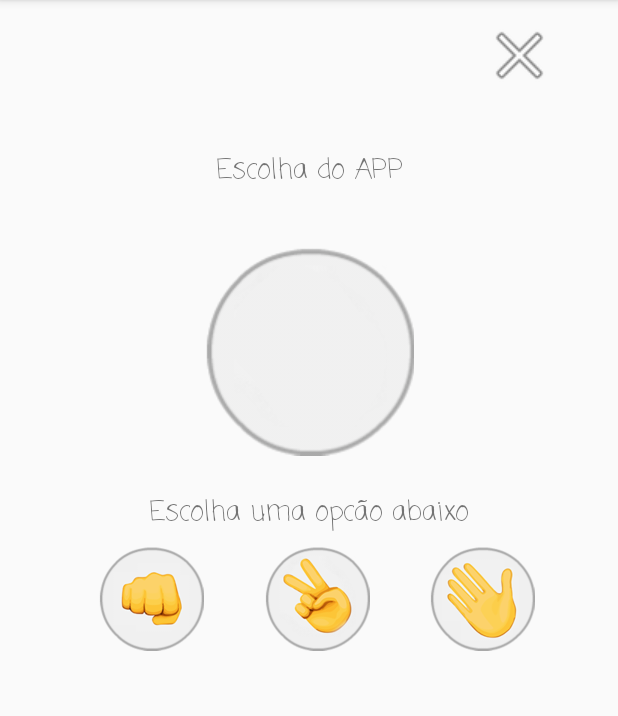
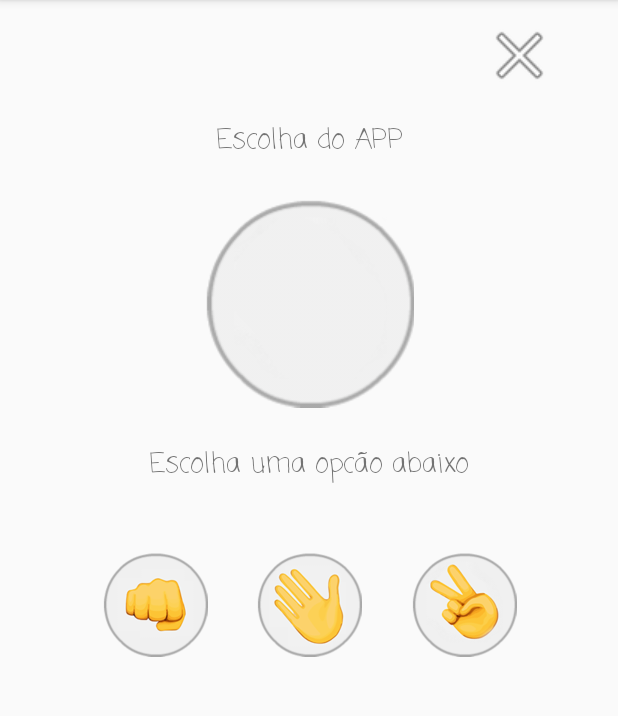
Before and after one commit to pedrodls/pedrapapeltesoura, an Android app: the PlayerActivity screen opened directly, with no data from a screen before it, on a phone screen of 412 x 824 dp, the part 84-800 px from its top. Run offline under Robolectric (Android 15) with nearby library versions, the phone set to English and light mode, and no system bars.

Commit message:
second view fixed

```diff
--- a/app/src/main/res/layout/activity_main.xml
+++ b/app/src/main/res/layout/activity_main.xml
@@ -56,13 +56,13 @@
     <Button
         android:id="@+id/btnSair"
         style="@android:style/Widget.Material.Button.Borderless"
-        android:layout_width="60dp"
-        android:layout_height="46dp"
+        android:layout_width="50dp"
+        android:layout_height="50dp"
         android:layout_marginBottom="39dp"
+        android:background="@android:drawable/ic_menu_close_clear_cancel"
         android:fontFamily="@font/archivo_black"
         android:layerType="software"
         android:onClick="exitGame"
-        android:text="X"
         android:textSize="18sp"
         android:typeface="monospace"
         app:layout_constraintBottom_toBottomOf="parent"
--- a/app/src/main/res/layout/activity_player.xml
+++ b/app/src/main/res/layout/activity_player.xml
@@ -11,7 +11,7 @@
         android:layout_width="0dp"
         android:layout_height="37dp"
         android:layout_marginStart="12dp"
-        android:layout_marginTop="100dp"
+        android:layout_marginTop="80dp"
         android:layout_marginEnd="12dp"
         android:fontFamily="casual"
         android:lineSpacingExtra="3sp"
@@ -26,7 +26,7 @@
         app:layout_constraintVertical_bias="0.723" />
 
     <TextView
-        android:id="@+id/textView4"
+        android:id="@+id/txtRes"
         android:layout_width="0dp"
         android:layout_height="wrap_content"
         android:layout_marginTop="24dp"
@@ -38,10 +38,10 @@
         app:layout_constraintEnd_toEndOf="parent"
         app:layout_constraintHorizontal_bias="0.0"
         app:layout_constraintStart_toStartOf="parent"
-        app:layout_constraintTop_toBottomOf="@+id/imageView" />
+        app:layout_constraintTop_toBottomOf="@+id/imgRes" />
 
     <Button
-        android:id="@+id/btnSair2"
+        android:id="@+id/btnSair"
         style="@android:style/Widget.Material.Button.Borderless"
         android:layout_width="50dp"
         android:layout_height="50dp"
@@ -60,51 +60,78 @@
         app:layout_constraintTop_toTopOf="parent"
         app:layout_constraintVertical_bias="0.0" />
 
+    <Button
+        android:id="@+id/btnRestart"
+        style="@android:style/Widget.Material.Button.Borderless"
+        android:layout_width="50dp"
+        android:layout_height="50dp"
+        android:layout_marginStart="12dp"
+        android:layout_marginTop="12dp"
+        android:layout_marginEnd="12dp"
+        android:background="@android:drawable/ic_menu_rotate"
+        android:fontFamily="@font/archivo_black"
+        android:layerType="software"
+        android:onClick="restart"
+        android:textSize="18sp"
+        android:typeface="monospace"
+        app:layout_constraintBottom_toBottomOf="parent"
+        app:layout_constraintEnd_toEndOf="parent"
+        app:layout_constraintHorizontal_bias="0.916"
+        app:layout_constraintStart_toStartOf="parent"
+        app:layout_constraintTop_toTopOf="parent"
+        app:layout_constraintVertical_bias="0.976" />
+
     <ImageView
-        android:id="@+id/imageView"
+        android:id="@+id/imgRes"
         android:layout_width="0dp"
         android:layout_height="wrap_content"
         android:layout_marginStart="12dp"
-        android:layout_marginTop="164dp"
+        android:layout_marginTop="132dp"
         android:layout_marginEnd="12dp"
         app:layout_constraintEnd_toEndOf="parent"
         app:layout_constraintHorizontal_bias="0.0"
         app:layout_constraintStart_toStartOf="parent"
         app:layout_constraintTop_toTopOf="parent"
-        app:srcCompat="@drawable/padrao" />
+        app:srcCompat="@drawable/padrao"
+        />
 
     <ImageView
-        android:id="@+id/imageView4"
-        android:layout_width="100dp"
-        android:layout_height="70dp"
-        android:layout_marginStart="10dp"
-        android:layout_marginTop="8dp"
-        app:layout_constraintEnd_toStartOf="@+id/imageView3"
-        app:layout_constraintStart_toEndOf="@+id/imageView5"
-        app:layout_constraintTop_toBottomOf="@+id/textView4"
-        app:srcCompat="@drawable/tesoura" />
-
-    <ImageView
-        android:id="@+id/imageView5"
+        android:id="@+id/imgPedra"
         android:layout_width="100dp"
         android:layout_height="70dp"
         android:layout_marginStart="50dp"
-        android:layout_marginTop="8dp"
-        app:layout_constraintEnd_toStartOf="@+id/imageView4"
+        android:layout_marginTop="44dp"
+        android:onClick="play"
+        app:layout_constraintEnd_toStartOf="@+id/imgPapel"
         app:layout_constraintStart_toStartOf="parent"
-        app:layout_constraintTop_toBottomOf="@+id/textView4"
-        app:srcCompat="@drawable/pedra" />
+        app:layout_constraintTop_toBottomOf="@+id/txtRes"
+        app:srcCompat="@drawable/pedra"
+        />
 
     <ImageView
-        android:id="@+id/imageView3"
+        android:id="@+id/imgTesoura"
         android:layout_width="100dp"
         android:layout_height="70dp"
-        android:layout_marginStart="10dp"
-        android:layout_marginTop="8dp"
-        android:layout_marginEnd="40dp"
+        android:layout_marginTop="44dp"
+        android:layout_marginEnd="50dp"
+        android:onClick="play"
         app:layout_constraintEnd_toEndOf="parent"
-        app:layout_constraintStart_toEndOf="@+id/imageView4"
-        app:layout_constraintTop_toBottomOf="@+id/textView4"
-        app:srcCompat="@drawable/papel" />
+        app:layout_constraintStart_toEndOf="@+id/imgPapel"
+        app:layout_constraintTop_toBottomOf="@+id/txtRes"
+        app:srcCompat="@drawable/tesoura"
+        />
+
+    <ImageView
+        android:id="@+id/imgPapel"
+        android:layout_width="100dp"
+        android:layout_height="70dp"
+        android:layout_marginTop="44dp"
+        android:onClick="play"
+        app:layout_constraintEnd_toStartOf="@+id/imgTesoura"
+        app:layout_constraintHorizontal_bias="0.555"
+        app:layout_constraintStart_toEndOf="@+id/imgPedra"
+        app:layout_constraintTop_toBottomOf="@+id/txtRes"
+        app:srcCompat="@drawable/papel"
+        android:tag="papel"/>
 
 </androidx.constraintlayout.widget.ConstraintLayout>
```
Also changed, not shown: app/src/main/java/com/example/pedrapapeltesoura/MainActivity.java (+3 -7 lines), app/src/main/java/com/example/pedrapapeltesoura/PlayerActivity.java (+77 -0 lines), app/src/main/java/com/example/pedrapapeltesoura/RandomImage.java (added, +30 -0 lines).
